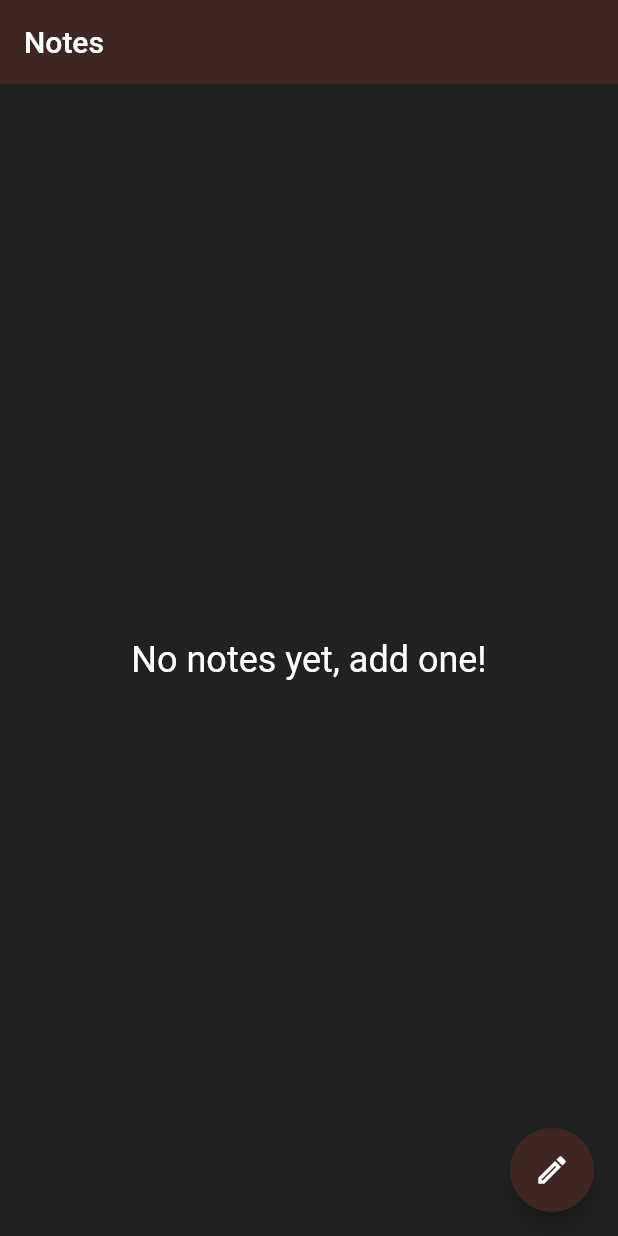
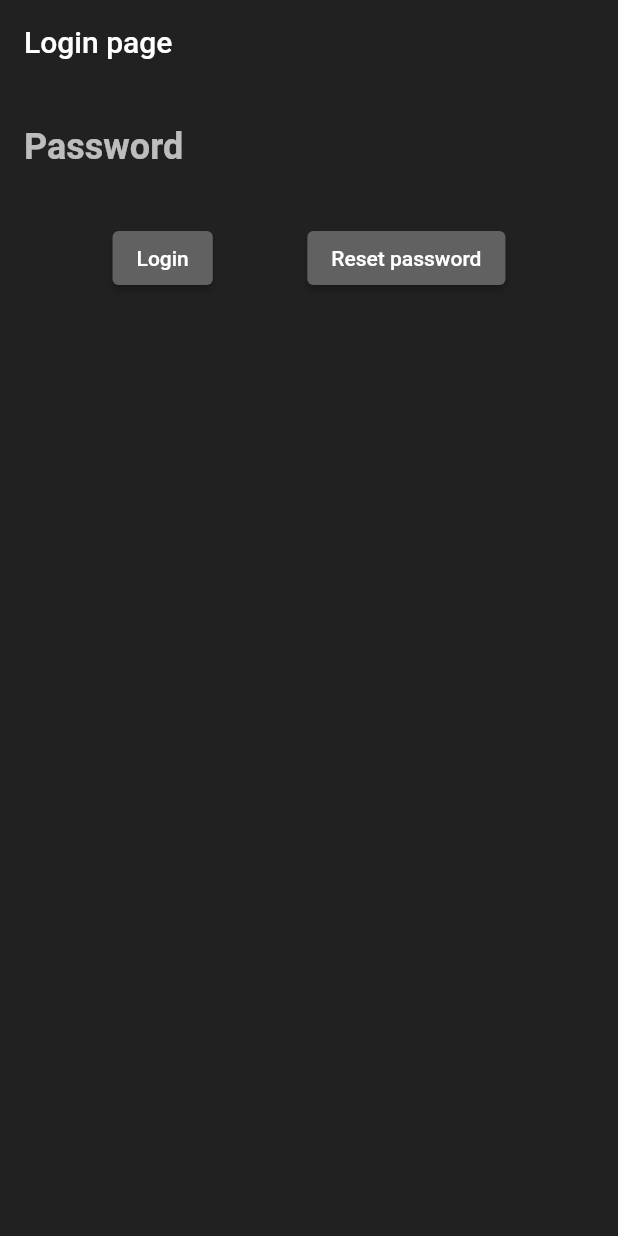
Before and after one commit to michalnowak18/Notepad, a Flutter app: the screen it shows after launch, on a phone screen of 412 x 824 dp. Run offline on Flutter 3.47's test engine with Material 2 defaults, Android fonts, the phone set to English and light mode, and no system bars; our stand-ins replace flutter_secure_storage, sqflite; accounts and stored records are empty.

Commit message:
Added login page (registration, login or changing the password).

```diff
--- a/lib/main.dart
+++ b/lib/main.dart
@@ -1,5 +1,5 @@
 import 'package:flutter/material.dart';
-import 'package:notepad/pages/notes_page.dart';
+import 'package:notepad/pages/login_page.dart';
 
 void main() {
   runApp(const MyApp());
@@ -23,7 +23,7 @@ class MyApp extends StatelessWidget {
           elevation: 0,
         ),
       ),
-      home: NotesPage(),
+      home: LoginPage(),
     );
   }
 }
--- /dev/null
+++ b/lib/pages/login_page.dart
@@ -0,0 +1,134 @@
+import 'package:flutter/material.dart';
+import 'package:notepad/pages/notes_page.dart';
+
+import '../utils/password_secure_storage.dart';
+import '../widgets/login_form_widget.dart';
+
+class LoginPage extends StatefulWidget {
+  const LoginPage({Key? key}) : super(key: key);
+
+  @override
+  State<LoginPage> createState() => _LoginPageState();
+}
+
+class _LoginPageState extends State<LoginPage> {
+  final _loginFormKey = GlobalKey<FormState>();
+  bool isFirstLogin = false;
+  bool isLoading = false;
+  late String typedPassword = '';
+  late String? savedEncryptedPassword;
+
+  @override
+  void initState() {
+    super.initState();
+    refresh();
+  }
+
+  Future refresh() async {
+    setState(() => isLoading = true);
+    savedEncryptedPassword = await PasswordSecureStorage.getPassword();
+    setState(() => isFirstLogin = savedEncryptedPassword == '');
+    setState(() => isLoading = false);
+  }
+
+  @override
+  Widget build(BuildContext context) {
+    return Scaffold(
+      appBar: AppBar(
+        title: Text("Login page"),
+      ),
+      body: isLoading
+          ? CircularProgressIndicator()
+          : Column(
+              children: [
+                Form(
+                  key: _loginFormKey,
+                  child: LoginFormWidget(
+                    onChangedPassword: (password) => setState(() => this.typedPassword = password),
+                  ),
+                ),
+                loginButton(),
+              ],
+            ),
+    );
+  }
+
+  Widget loginButton() {
+    final isValid = typedPassword.isNotEmpty;
+
+    return Padding(
+      padding: EdgeInsets.symmetric(
+        vertical: 8,
+        horizontal: 12,
+      ),
+      child: Row(
+        mainAxisAlignment: MainAxisAlignment.spaceEvenly,
+        children: [
+          ElevatedButton(
+            child: isFirstLogin ? Text("Register") : Text("Login"),
+            onPressed: validateLogin,
+            style: ElevatedButton.styleFrom(
+              foregroundColor: Colors.white,
+              backgroundColor: isValid ? null : Colors.grey.shade700,
+            ),
+          ),
+          ElevatedButton(
+            onPressed: isFirstLogin ? null : resetPassword,
+            child: Text("Reset password"),
+            style: ElevatedButton.styleFrom(
+              foregroundColor: Colors.white,
+              backgroundColor: isValid ? null : Colors.grey.shade700,
+            ),
+          ),
+        ],
+      ),
+    );
+  }
+
+  void resetPassword() async {
+    final isValid = _loginFormKey.currentState!.validate();
+    _loginFormKey.currentState?.reset();
+
+    if (isValid) {
+      if (typedPassword == savedEncryptedPassword) {
+        await PasswordSecureStorage.setPassword('');
+        refresh();
+      }
+    }
+  }
+
+  void validateLogin() async {
+    final isValid = _loginFormKey.currentState!.validate();
+    _loginFormKey.currentState?.reset();
+
+    if (isValid) {
+      if (!isFirstLogin) {
+        if (typedPassword == savedEncryptedPassword) {
+          Navigator.of(context).push(MaterialPageRoute(
+            builder: (context) => NotesPage(),
+          ));
+          ScaffoldMessenger.of(context).showSnackBar(
+            SnackBar(
+              content: Text("Successful login"),
+              duration: Duration(milliseconds: 1000),
+            ),
+          );
+          return;
+        }
+        ScaffoldMessenger.of(context).showSnackBar(
+          SnackBar(
+            content: Text("Wrong password"),
+            duration: Duration(milliseconds: 1000),
+          ),
+        );
+        return;
+      }
+
+      await PasswordSecureStorage.setPassword(typedPassword);
+      refresh();
+      Navigator.of(context).push(MaterialPageRoute(
+        builder: (context) => NotesPage(),
+      ));
+    }
+  }
+}
--- a/lib/pages/notes_page.dart
+++ b/lib/pages/notes_page.dart
@@ -23,7 +23,6 @@ class _NotesPageState extends State<NotesPage> {
 
   @override
   void dispose() {
-    DatabaseProvider.instance.close();
     super.dispose();
   }
 
--- /dev/null
+++ b/lib/utils/password_secure_storage.dart
@@ -0,0 +1,10 @@
+import 'package:flutter_secure_storage/flutter_secure_storage.dart';
+
+class PasswordSecureStorage {
+  static final _storage = FlutterSecureStorage();
+  static const _keyPassword = 'password';
+
+  static Future setPassword(String password) async => await _storage.write(key: _keyPassword, value: password);
+
+  static Future<String?> getPassword() async => await _storage.read(key: _keyPassword);
+}
--- /dev/null
+++ b/lib/widgets/login_form_widget.dart
@@ -0,0 +1,37 @@
+import 'package:flutter/material.dart';
+
+class LoginFormWidget extends StatelessWidget {
+  final ValueChanged<String> onChangedPassword;
+
+  const LoginFormWidget({Key? key, required this.onChangedPassword}) : super(key: key);
+
+  @override
+  Widget build(BuildContext context) {
+    return Container(
+      child: Padding(
+        padding: EdgeInsets.all(16),
+        child: Column(mainAxisSize: MainAxisSize.min, children: [
+          buildPassword(),
+        ]),
+      ),
+    );
+  }
+
+  Widget buildPassword() {
+    return TextFormField(
+      maxLines: 1,
+      style: TextStyle(
+        color: Colors.white70,
+        fontWeight: FontWeight.bold,
+        fontSize: 24,
+      ),
+      decoration: InputDecoration(
+        border: InputBorder.none,
+        hintText: 'Password',
+        hintStyle: TextStyle(color: Colors.white70),
+      ),
+      validator: (password) => password != null && password.isEmpty ? 'Password cannot be empty' : null,
+      onChanged: onChangedPassword,
+    );
+  }
+}
--- a/pubspec.yaml
+++ b/pubspec.yaml
@@ -16,6 +16,8 @@ dependencies:
 
   sqflite: ^2.0.0+3
 
+  flutter_secure_storage: ^4.1.0
+
 dev_dependencies:
   flutter_test:
     sdk: flutter
```
Also changed, not shown: pubspec.lock, 1 other file.
